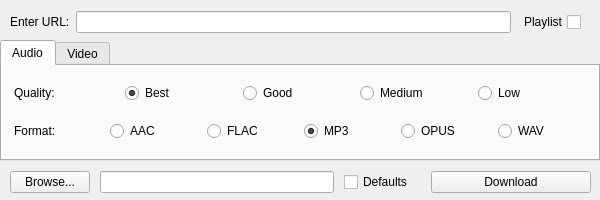
Old version of the form src/ytdl.ui in the repository JaGoLi/ytdl-gui.
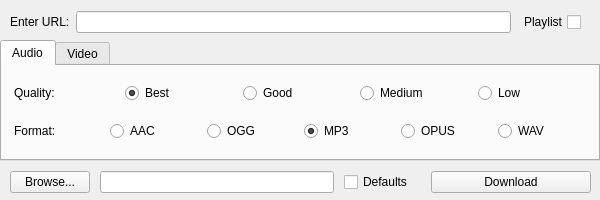
New version of the form.

Commit message: changed flac to ogg format

Patch:
```diff
--- a/src/ytdl.ui
+++ b/src/ytdl.ui
@@ -188,7 +188,7 @@
           <item>
            <widget class="QRadioButton" name="radioFLAC">
             <property name="text">
-             <string>FLAC</string>
+             <string>OGG</string>
             </property>
             <attribute name="buttonGroup">
              <string notr="true">MFormatGroup</string>
```
Left out of the diff: 2 changed lines with no effect on the pictures. The commit also changes 2 other files.
